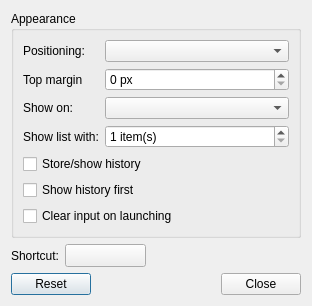
This is configuredialog/configuredialog.ui in lxqt/lxqt-runner as Qt 5 draws it before an edit. The edited form follows.
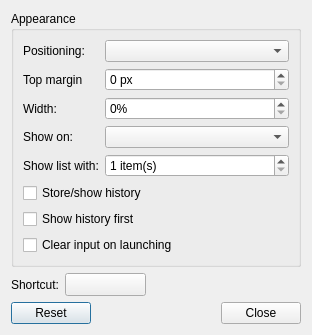
This is the edited form. Custom widgets are drawn as their Qt base class.

Commit message:
Set the width by percentage on Wayland (in config dialog) (#302)
… because window resizing is erratic with Wayland anchors (actually, it should have been disabled in the direction of anchors).

The compositor may change the mouse cursor to the resizing cursor, but the patch prevents resizing (even if it was resized, its configured size would be restored the next time it was shown).

X11 is kept intact.

Closes https://github.com/lxqt/lxqt-runner/issues/287

Diff of the .ui file:
```diff
--- a/configuredialog/configuredialog.ui
+++ b/configuredialog/configuredialog.ui
@@ -45,30 +45,33 @@
        </widget>
       </item>
       <item row="2" column="0">
+       <widget class="QLabel" name="widthLabel">
+        <property name="text">
+         <string>Width:</string>
+        </property>
+       </widget>
+      </item>
+      <item row="2" column="1">
+       <widget class="QSpinBox" name="widthSB">
+        <property name="suffix">
+         <string>%</string>
+        </property>
+        <property name="maximum">
+         <number>100</number>
+        </property>
+       </widget>
+      </item>
+      <item row="3" column="0">
        <widget class="QLabel" name="label_2">
         <property name="text">
          <string>Show on:</string>
         </property>
        </widget>
       </item>
-      <item row="2" column="1">
+      <item row="3" column="1">
        <widget class="QComboBox" name="monitorCbx"/>
       </item>
-      <item row="5" column="0" colspan="2">
-       <widget class="QCheckBox" name="historyFirstCb">
-        <property name="text">
-         <string>Show history first</string>
-        </property>
-       </widget>
-      </item>
-      <item row="4" column="0" colspan="2">
-       <widget class="QCheckBox" name="historyUseCb">
-        <property name="text">
-         <string>Store/show history</string>
-        </property>
-       </widget>
-      </item>
-      <item row="3" column="0">
+      <item row="4" column="0">
        <widget class="QLabel" name="label_4">
         <property name="toolTip">
          <string>&lt;b&gt;Note&lt;/b&gt;: The size of top-level widgets are constrained to 2/3 of the desktop's height and width.</string>
@@ -78,7 +81,7 @@
         </property>
        </widget>
       </item>
-      <item row="3" column="1">
+      <item row="4" column="1">
        <widget class="QSpinBox" name="listShownItemsSB">
         <property name="suffix">
          <string> item(s)</string>
@@ -88,7 +91,21 @@
         </property>
        </widget>
       </item>
+      <item row="5" column="0" colspan="2">
+       <widget class="QCheckBox" name="historyUseCb">
+        <property name="text">
+         <string>Store/show history</string>
+        </property>
+       </widget>
+      </item>
       <item row="6" column="0" colspan="2">
+       <widget class="QCheckBox" name="historyFirstCb">
+        <property name="text">
+         <string>Show history first</string>
+        </property>
+       </widget>
+      </item>
+      <item row="7" column="0" colspan="2">
        <widget class="QCheckBox" name="clearCb">
         <property name="text">
          <string>Clear input on launching</string>
```
The commit also changes 3 other files.
